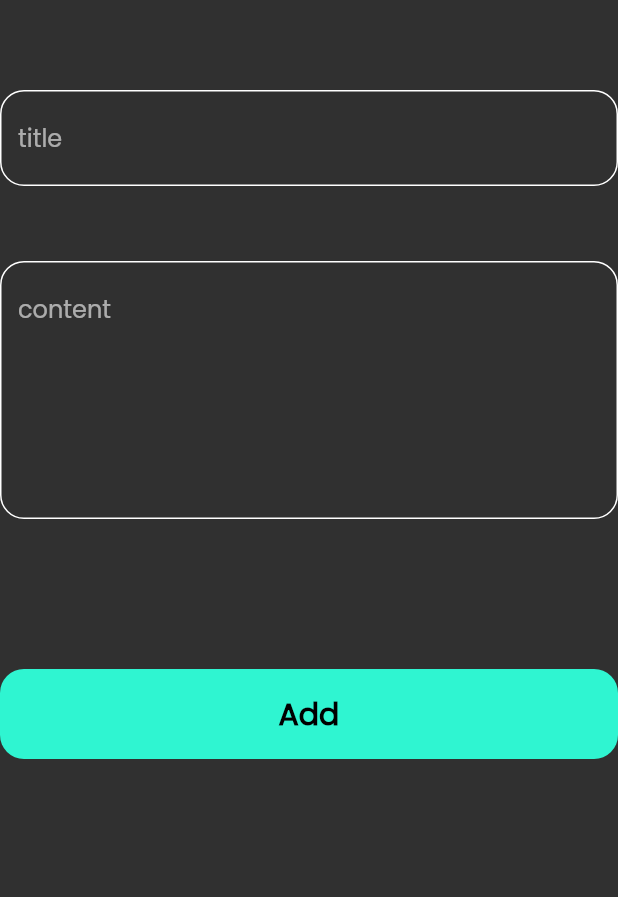
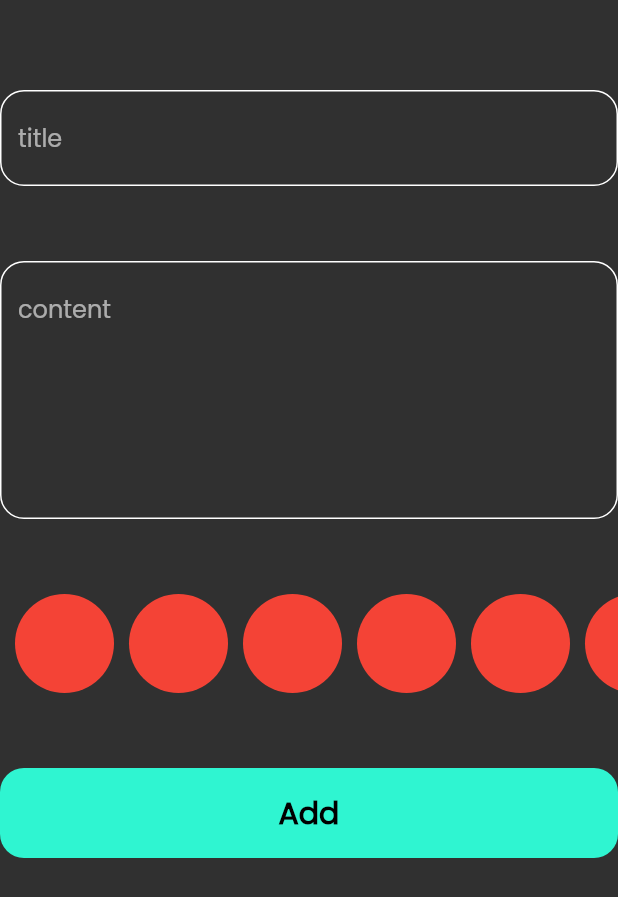
Before and after one commit to Mohamed-Elghzaly/note_app, a Flutter app: the AddNoteForm widget shown alone on an empty page, opened directly, on a phone screen of 412 x 824 dp. Shown: the top 897 px of the screen. Run offline on Flutter 3.47's test engine with Material 2 defaults, Android fonts, the phone set to English and light mode, and no system bars; our stand-ins replace bloc, flutter_bloc, font_awesome_flutter, hive, hive_flutter, modal_progress_hud_nsn; accounts and stored records are empty.

Commit message:
create color list view

```diff
--- a/lib/views/widgets/add_note_form.dart
+++ b/lib/views/widgets/add_note_form.dart
@@ -4,6 +4,7 @@ import 'package:intl/intl.dart';
 import 'package:note_app/cubit/add_note_cubit.dart/add_note_cubit.dart';
 import 'package:note_app/models/note_view_model.dart';
 
+import 'colors_list_view.dart';
 import 'custom_bottom.dart';
 import 'custom_text_field.dart';
 
@@ -47,7 +48,11 @@ class AddNoteFormState extends State<AddNoteForm> {
             maxLines: 6,
           ),
           const SizedBox(
-            height: 100,
+            height: 50,
+          ),
+          const ColorListView(),
+          const SizedBox(
+            height: 50,
           ),
           BlocBuilder<AddNoteCubit, AddNoteState>(
             builder: (context, state) {
--- /dev/null
+++ b/lib/views/widgets/colors_list_view.dart
@@ -0,0 +1,38 @@
+import 'package:flutter/material.dart';
+
+class ColorItem extends StatelessWidget {
+  const ColorItem({super.key});
+
+  @override
+  Widget build(BuildContext context) {
+    return Row(
+      children: const [
+        SizedBox(
+          width: 10,
+        ),
+        CircleAvatar(
+          backgroundColor: Colors.red,
+          radius: 33,
+        ),
+      ],
+    );
+  }
+}
+
+class ColorListView extends StatelessWidget {
+  const ColorListView({super.key});
+
+  @override
+  Widget build(BuildContext context) {
+    return SizedBox(
+      height: 66,
+      child: ListView.builder(
+        scrollDirection: Axis.horizontal,
+        itemCount: 30,
+        itemBuilder: (context, index) {
+          return const ColorItem();
+        },
+      ),
+    );
+  }
+}
--- a/lib/views/widgets/edit_note_view_body.dart
+++ b/lib/views/widgets/edit_note_view_body.dart
@@ -46,7 +46,7 @@ class _EditNoteViewBodyState extends State<EditNoteViewBody> {
             onChanged: (value) {
               title = value;
             },
-            hint: widget.note.title ,
+            hint: widget.note.title,
           ),
           SizedBox(
             height: 50,
```
